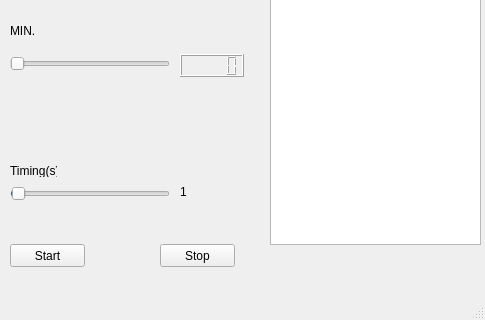
Before: the Qt Designer form QtTcpClientProducer/mainwindow.ui in vmaguiar/QtTcpClient, drawn with Qt 5; both pictures show x 0 to 485 and y 263 to 583 of the 485 by 583 pixel window.
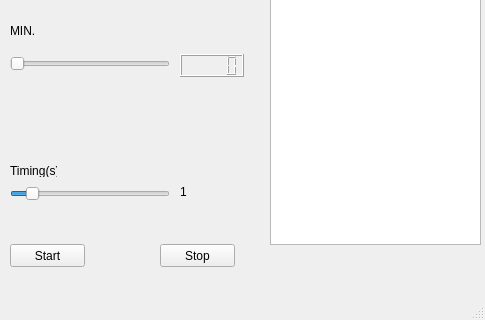
After: the same form once the commit is applied.

Diff of the .ui file:
```diff
--- a/QtTcpClientProducer/mainwindow.ui
+++ b/QtTcpClientProducer/mainwindow.ui
@@ -107,6 +107,9 @@
       <height>19</height>
      </rect>
     </property>
+    <property name="maximum">
+     <number>10</number>
+    </property>
     <property name="value">
      <number>1</number>
     </property>
```
